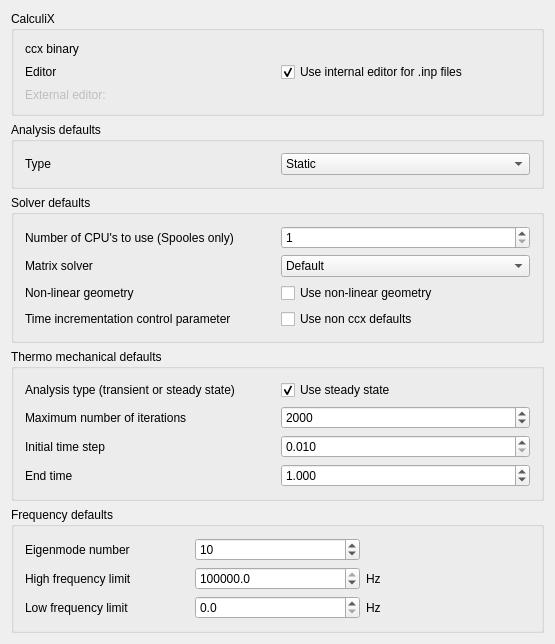
Before: the Qt Designer form src/Mod/Fem/Gui/DlgSettingsFemCcx.ui in berndhahnebach/All_FreeCAD, drawn with Qt 5.
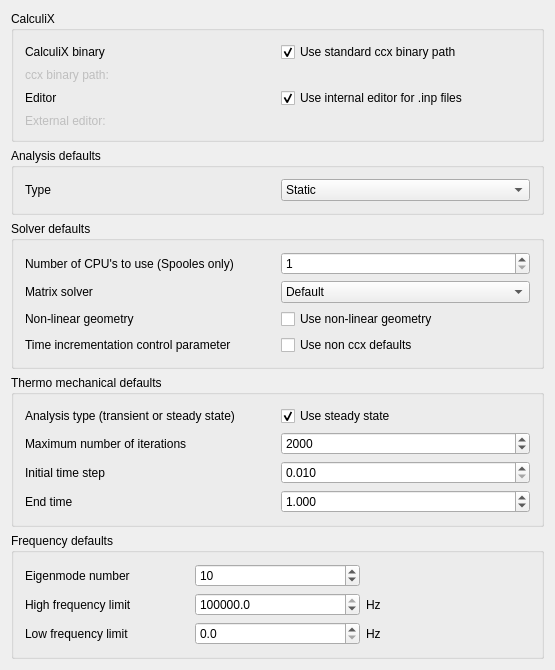
After: the same form once the commit is applied. Icons and pictures are not drawn. Custom widgets are drawn as their Qt base class.

Commit message: FEM: add new pref for use of ccx standard path

Patch:
```diff
--- a/src/Mod/Fem/Gui/DlgSettingsFemCcx.ui
+++ b/src/Mod/Fem/Gui/DlgSettingsFemCcx.ui
@@ -7,7 +7,7 @@
     <x>0</x>
     <y>0</y>
     <width>555</width>
-    <height>628</height>
+    <height>652</height>
    </rect>
   </property>
   <property name="windowTitle">
@@ -39,8 +39,40 @@
         </property>
         <item>
          <layout class="QGridLayout" name="gl_ccx">
-          <item row="0" column="2">
-           <widget class="Gui::PrefFileChooser" name="fc_ccx_binary" native="true">
+          <item row="5" column="2">
+           <widget class="Gui::PrefFileChooser" name="fc_ext_editor" native="true">
+            <property name="enabled">
+             <bool>false</bool>
+            </property>
+            <property name="prefEntry" stdset="0">
+             <cstring>ExternalEditorPath</cstring>
+            </property>
+            <property name="prefPath" stdset="0">
+             <cstring>Mod/Fem/Ccx</cstring>
+            </property>
+           </widget>
+          </item>
+          <item row="2" column="0">
+           <widget class="QLabel" name="l_ccx_binary_path">
+            <property name="enabled">
+             <bool>false</bool>
+            </property>
+            <property name="minimumSize">
+             <size>
+              <width>100</width>
+              <height>0</height>
+             </size>
+            </property>
+            <property name="text">
+             <string>ccx binary path:</string>
+            </property>
+           </widget>
+          </item>
+          <item row="2" column="2">
+           <widget class="Gui::PrefFileChooser" name="fc_ccx_binary_path" native="true">
+            <property name="enabled">
+             <bool>false</bool>
+            </property>
             <property name="sizePolicy">
              <sizepolicy hsizetype="Preferred" vsizetype="Preferred">
               <horstretch>0</horstretch>
@@ -76,23 +108,7 @@
             </property>
            </widget>
           </item>
-          <item row="3" column="0">
-           <widget class="QLabel" name="l_ext_editor">
-            <property name="enabled">
-             <bool>false</bool>
-            </property>
-            <property name="minimumSize">
-             <size>
-              <width>100</width>
-              <height>0</height>
-             </size>
-            </property>
-            <property name="text">
-             <string>External editor:</string>
-            </property>
-           </widget>
-          </item>
-          <item row="1" column="2">
+          <item row="3" column="2">
            <widget class="Gui::PrefCheckBox" name="cb_int_editor">
             <property name="text">
              <string>Use internal editor for .inp files</string>
@@ -108,28 +124,18 @@
             </property>
            </widget>
           </item>
-          <item row="1" column="0">
+          <item row="3" column="0">
            <widget class="QLabel" name="l_editor">
             <property name="text">
              <string>Editor</string>
             </property>
            </widget>
           </item>
-          <item row="3" column="2">
-           <widget class="Gui::PrefFileChooser" name="fc_ext_editor" native="true">
+          <item row="5" column="0">
+           <widget class="QLabel" name="l_ext_editor">
             <property name="enabled">
              <bool>false</bool>
             </property>
-            <property name="prefEntry" stdset="0">
-             <cstring>ExternalEditorPath</cstring>
-            </property>
-            <property name="prefPath" stdset="0">
-             <cstring>Mod/Fem/Ccx</cstring>
-            </property>
-           </widget>
-          </item>
-          <item row="0" column="0">
-           <widget class="QLabel" name="l_ccx_binary">
             <property name="minimumSize">
              <size>
               <width>100</width>
@@ -137,7 +143,30 @@
              </size>
             </property>
             <property name="text">
-             <string>ccx binary</string>
+             <string>External editor:</string>
+            </property>
+           </widget>
+          </item>
+          <item row="0" column="2">
+           <widget class="Gui::PrefCheckBox" name="cb_ccx_binary_std">
+            <property name="text">
+             <string>Use standard ccx binary path</string>
+            </property>
+            <property name="checked">
+             <bool>true</bool>
+            </property>
+            <property name="prefEntry" stdset="0">
+             <cstring>UseStandardCcxLocation</cstring>
+            </property>
+            <property name="prefPath" stdset="0">
+             <cstring>Mod/Fem/Ccx</cstring>
+            </property>
+           </widget>
+          </item>
+          <item row="0" column="0">
+           <widget class="QLabel" name="l_ccx_binary_std">
+            <property name="text">
+             <string>CalculiX binary</string>
             </property>
            </widget>
           </item>
```
Left out of the diff: 64 changed lines with no effect on the pictures. The commit also changes 2 other files.
